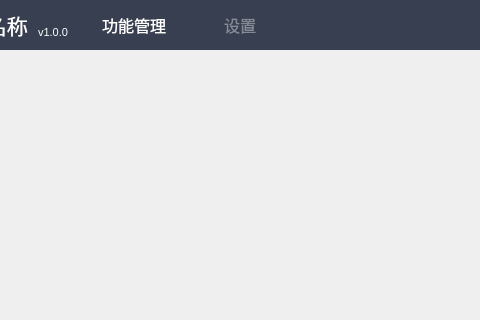
cyw-9612/WorkDEMO, file QT/AlgorithmCallInterface/AlgorithmCallInterface/FrameWork/winmain.ui: the form before one commit; both pictures show x 196 to 676 and y 0 to 320 of the 1024 by 768 pixel window.
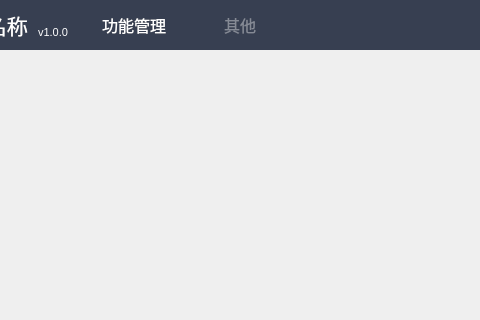
The form after the commit. Icons and pictures are not drawn.

What changed in the file:
```diff
--- a/QT/AlgorithmCallInterface/AlgorithmCallInterface/FrameWork/winmain.ui
+++ b/QT/AlgorithmCallInterface/AlgorithmCallInterface/FrameWork/winmain.ui
@@ -287,7 +287,7 @@
 </string>
           </property>
           <property name="text">
-           <string>设置</string>
+           <string>其他</string>
           </property>
           <property name="checkable">
            <bool>true</bool>
```
Left out of the diff: 14 changed lines with no effect on the pictures.
